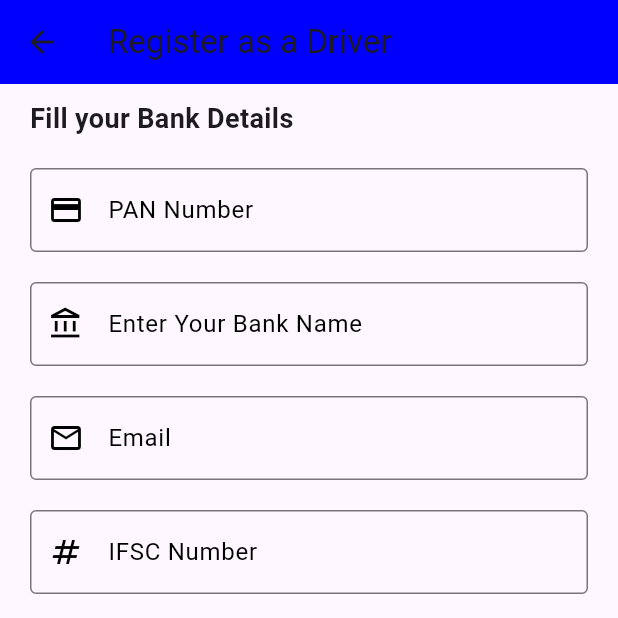
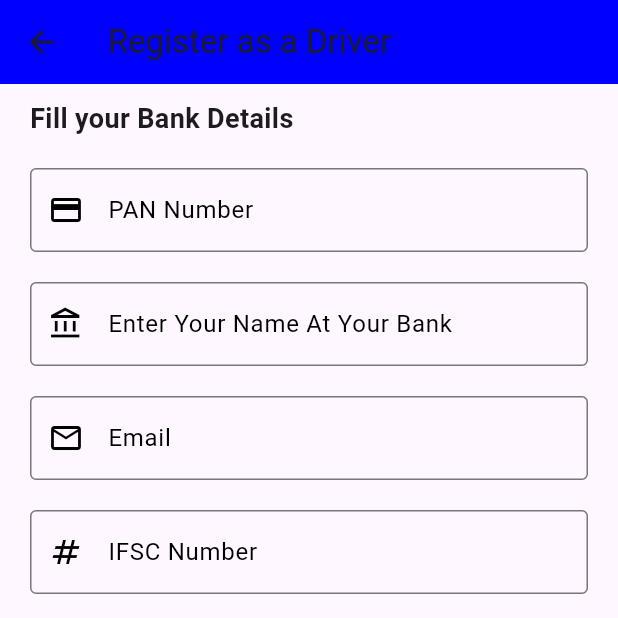
Before and after one commit to pratikkhunt31/easy_go_partner, a Flutter app: the BankDetails screen opened directly with empty values, on a phone screen of 412 x 824 dp, the top half of it. Run offline on Flutter 3.47's test engine with Material 3 defaults, Android fonts, the phone set to English and light mode, and no system bars; our stand-ins replace cloud_firestore, country_picker, firebase_auth, firebase_core, firebase_database, firebase_storage and 5 more; missing offline and left inert: easy_loading_button; accounts and stored records are empty.

Commit message:
Update bank_details.dart
changed a form field title

```diff
--- a/lib/screens/login/bank_details.dart
+++ b/lib/screens/login/bank_details.dart
@@ -176,7 +176,7 @@ class _BankDetailsState extends State<BankDetails> {
             const SizedBox(height: 20),
             formField(
               controller: driverController.bNameController,
-              "Enter Your Bank Name",
+              "Enter Your Name At Your Bank",
               Icons.account_balance_outlined,
             ),
             const SizedBox(height: 20),
```
